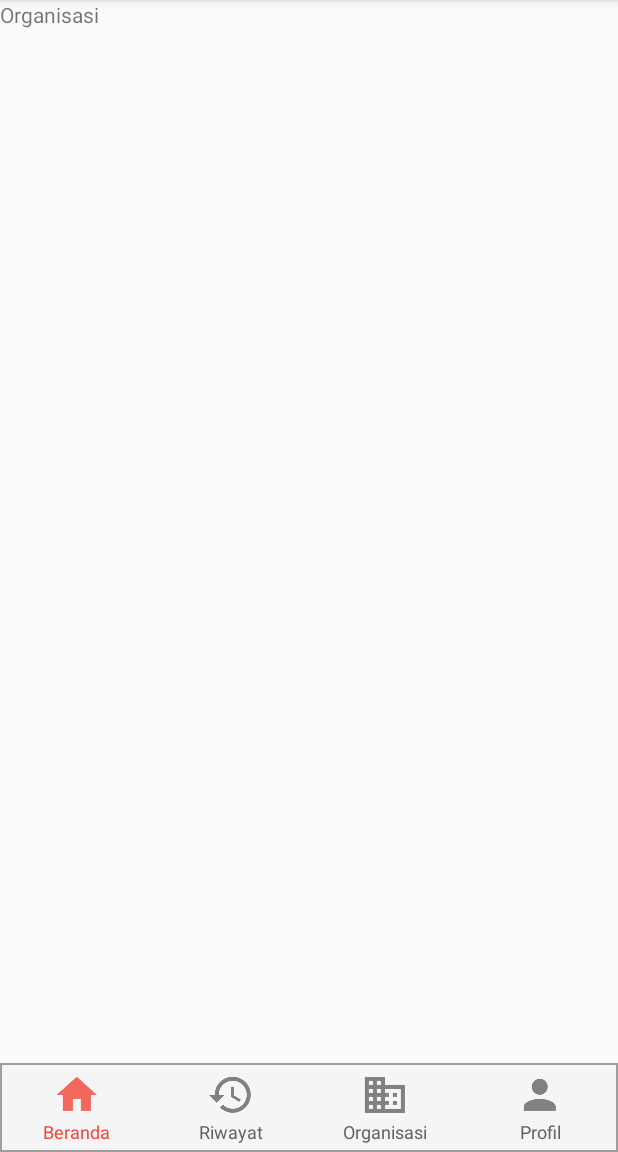
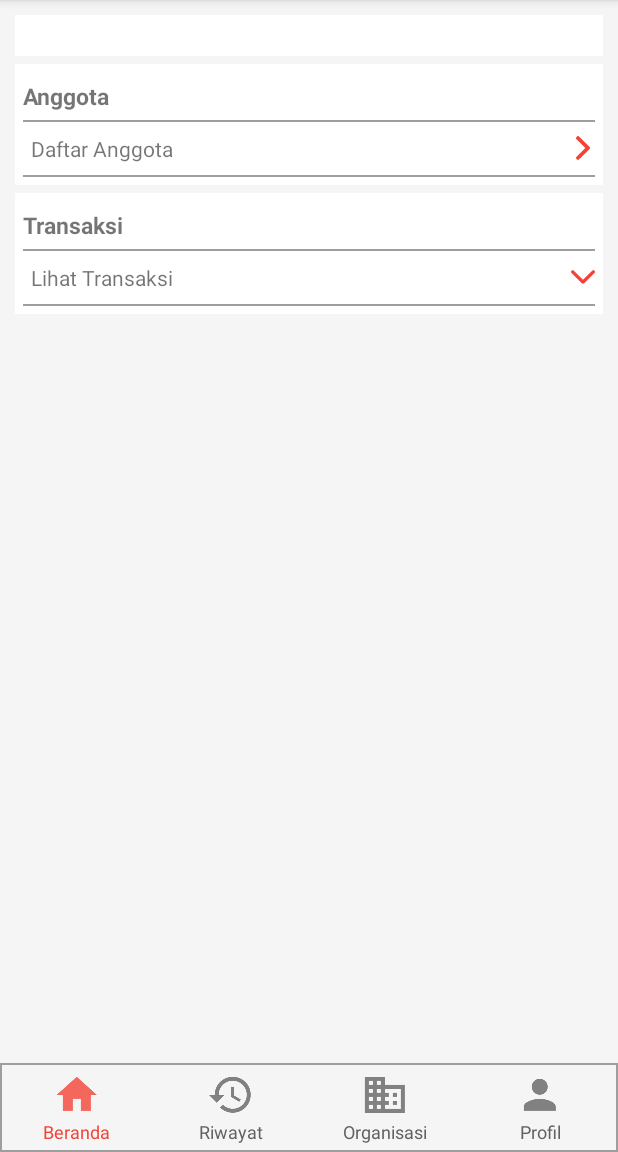
Before and after one commit to martinock/BayarTol-android, an Android app: the fragment OrganizationFragment placed in its activity, on a phone screen of 412 x 824 dp, the part 84-1236 px from its top. Run offline under Robolectric (Android 15) with nearby library versions, the phone set to English and light mode, and no system bars.

Commit message:
initialize organization view

```diff
--- a/app/src/main/res/layout/fragment_organization.xml
+++ b/app/src/main/res/layout/fragment_organization.xml
@@ -1,13 +1,144 @@
-<FrameLayout xmlns:android="http://schemas.android.com/apk/res/android"
+<FrameLayout
+    xmlns:android="http://schemas.android.com/apk/res/android"
     xmlns:tools="http://schemas.android.com/tools"
+    xmlns:app="http://schemas.android.com/apk/res-auto"
     android:layout_width="match_parent"
     android:layout_height="match_parent"
-    tools:context="com.upiki.bayartol.page.organization.OrganizationFragment">
+    tools:context="com.upiki.bayartol.page.organization.OrganizationFragment"
+    android:background="@color/light_grey"
+    >
 
-    <!-- TODO: Update blank fragment layout -->
-    <TextView
+    <ScrollView
         android:layout_width="match_parent"
-        android:layout_height="match_parent"
-        android:text="@string/organization" />
+        android:layout_height="wrap_content">
+
+        <LinearLayout
+            android:layout_width="match_parent"
+            android:layout_height="wrap_content"
+            android:orientation="vertical"
+            android:padding="@dimen/_10dp">
+
+            <TextView
+                android:gravity="center"
+                android:layout_width="match_parent"
+                android:layout_height="wrap_content"
+                tools:text="NAMA ORGANISASI"
+                android:textSize="@dimen/_20dp"
+                android:background="@color/white"
+                android:layout_marginBottom="@dimen/_5dp"/>
+
+            <LinearLayout
+                android:layout_width="match_parent"
+                android:layout_height="wrap_content"
+                android:orientation="vertical"
+                android:background="@color/white"
+                android:padding="@dimen/_5dp">
+
+                <TextView
+                    android:layout_width="wrap_content"
+                    android:layout_height="wrap_content"
+                    android:text="@string/organization_member_label"
+                    android:textSize="@dimen/_15dp"
+                    android:textStyle="bold"
+                    android:layout_marginTop="@dimen/_5dp"
+                    android:layout_marginBottom="@dimen/_5dp"/>
+
+                <View
+                    android:layout_width="match_parent"
+                    android:layout_height="1dp"
+                    android:background="@color/grey"/>
+
+                <LinearLayout
+                    android:layout_width="match_parent"
+                    android:layout_height="wrap_content"
+                    android:orientation="horizontal"
+                    android:paddingTop="8dp"
+                    android:paddingBottom="8dp">
+
+                    <TextView
+                        android:layout_width="0dp"
+                        android:layout_height="wrap_content"
+                        android:layout_weight="1"
+                        android:text="@string/organization_member"
+                        android:paddingLeft="@dimen/_5dp"/>
+
+                    <ImageView
+                        android:layout_gravity="center_vertical"
+                        android:layout_width="16dp"
+                        android:layout_height="16dp"
+                        android:src="@mipmap/ic_right_arrow"
+                        android:tint="@color/colorPrimary"/>
+
+                </LinearLayout>
+
+                <View
+                    android:layout_width="match_parent"
+                    android:layout_height="1dp"
+                    android:background="@color/grey"/>
+
+            </LinearLayout>
+
+            <LinearLayout
+                android:layout_width="match_parent"
+                android:layout_height="wrap_content"
+                android:orientation="vertical"
+                android:background="@color/white"
+                android:layout_marginTop="@dimen/_5dp"
+                android:padding="@dimen/_5dp">
+
+                <TextView
+                    android:layout_width="wrap_content"
+                    android:layout_height="wrap_content"
+                    android:text="@string/transaction_label"
+                    android:textSize="@dimen/_15dp"
+                    android:textStyle="bold"
+                    android:layout_marginTop="@dimen/_5dp"
+                    android:layout_marginBottom="@dimen/_5dp"/>
+
+                <View
+                    android:layout_width="match_parent"
+                    android:layout_height="1dp"
+                    android:background="@color/grey"/>
+
+                <LinearLayout
+                    android:layout_width="match_parent"
+                    android:layout_height="wrap_content"
+                    android:orientation="horizontal"
+                    android:paddingTop="8dp"
+                    android:paddingBottom="8dp">
+
+                    <TextView
+                        android:layout_width="0dp"
+                        android:layout_height="wrap_content"
+                        android:layout_weight="1"
+                        android:text="@string/transaction_see_label"
+                        android:paddingLeft="@dimen/_5dp"/>
+
+                    <ImageView
+                        android:layout_gravity="center_vertical"
+                        android:layout_width="16dp"
+                        android:layout_height="16dp"
+                        android:src="@mipmap/ic_arrow_down"
+                        android:tint="@color/colorPrimary"/>
+
+                </LinearLayout>
+
+                <View
+                    android:layout_width="match_parent"
+                    android:layout_height="1dp"
+                    android:background="@color/grey"/>
+
+                <android.support.v7.widget.RecyclerView
+                    android:layout_width="match_parent"
+                    android:layout_height="wrap_content"
+                    app:layoutManager="android.support.v7.widget.LinearLayoutManager"
+                    tools:listitem="@layout/row_transaction">
+
+                </android.support.v7.widget.RecyclerView>
+
+            </LinearLayout>
+        </LinearLayout>
+
+    </ScrollView>
 
 </FrameLayout>
--- /dev/null
+++ b/app/src/main/res/layout/row_transaction.xml
@@ -0,0 +1,14 @@
+<?xml version="1.0" encoding="utf-8"?>
+<LinearLayout
+    xmlns:android="http://schemas.android.com/apk/res/android"
+    xmlns:tools="http://schemas.android.com/tools"
+    android:orientation="vertical"
+    android:layout_width="match_parent"
+    android:layout_height="match_parent">
+
+    <TextView
+        android:layout_width="wrap_content"
+        android:layout_height="wrap_content"
+        tools:text="tes"/>
+
+</LinearLayout>
--- /dev/null
+++ b/app/src/main/res/mipmap-xxhdpi/ic_arrow_down.xml
@@ -0,0 +1,4 @@
+<vector android:height="24dp" android:viewportHeight="451.847"
+    android:viewportWidth="451.847" android:width="24dp" xmlns:android="http://schemas.android.com/apk/res/android">
+    <path android:fillColor="#FF000000" android:pathData="M225.9,354.7c-8.1,0 -16.2,-3.1 -22.4,-9.3L9.3,151.2c-12.4,-12.4 -12.4,-32.4 0,-44.8c12.4,-12.4 32.4,-12.4 44.7,0l171.9,171.9l171.9,-171.9c12.4,-12.4 32.4,-12.4 44.7,0c12.4,12.4 12.4,32.4 0,44.8L248.3,345.4C242.1,351.6 234,354.7 225.9,354.7z"/>
+</vector>
--- /dev/null
+++ b/app/src/main/res/mipmap-xxhdpi/ic_right_arrow.xml
@@ -0,0 +1,4 @@
+<vector android:height="24dp" android:viewportHeight="492.004"
+    android:viewportWidth="492.004" android:width="24dp" xmlns:android="http://schemas.android.com/apk/res/android">
+    <path android:fillColor="#FF000000" android:pathData="M382.7,226.8L163.7,7.9C158.7,2.8 151.9,0 144.7,0s-14,2.8 -19,7.9l-16.1,16.1c-10.5,10.5 -10.5,27.6 0,38.1L293.4,245.9l-184.1,184.1c-5.1,5.1 -7.9,11.8 -7.9,19c0,7.2 2.8,14 7.9,19l16.1,16.1c5.1,5.1 11.8,7.9 19,7.9s14,-2.8 19,-7.9L382.7,265c5.1,-5.1 7.9,-11.9 7.8,-19.1C390.5,238.7 387.8,231.9 382.7,226.8z"/>
+</vector>
--- a/app/src/main/res/values/strings.xml
+++ b/app/src/main/res/values/strings.xml
@@ -38,5 +38,13 @@
     <string name="history_init_payment_cost">Rp 3.500</string>
     <string name="history_init_payment_time">1 Juli 2017 (13.50)</string>
 
+    <!--Organization-->
+    <string name="organization_member">Daftar Anggota</string>
+    <string name="organization_member_label">Anggota</string>
+
+    <!--Transaction-->
+    <string name="transaction_label">Transaksi</string>
+    <string name="transaction_see_label">Lihat Transaksi</string>
+
     <!--Error-->
 </resources>
```
